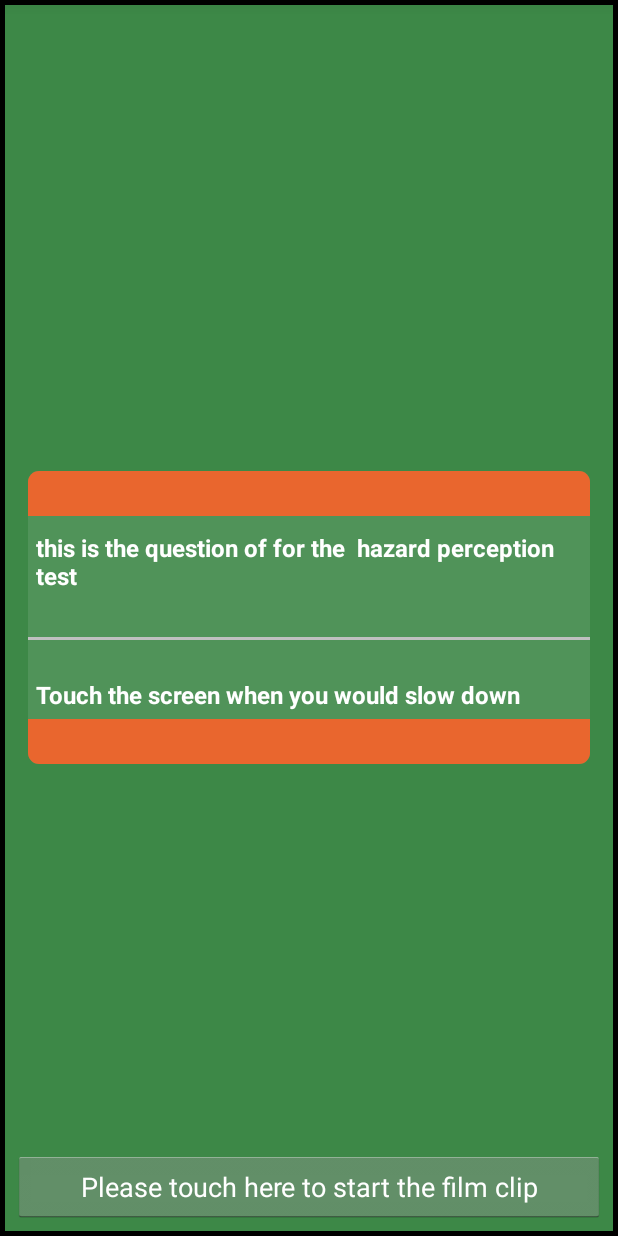
After one commit to husnain446/hazardperception, an Android app: the VideoPlayActivity screen opened directly, with no data from a screen before it, on a phone screen of 412 x 824 dp. The commit adds this screen. Run offline under Robolectric (Android 15) with nearby library versions, the phone set to English and light mode, and no system bars.

Commit message:
setup question WIP

```diff
--- a/app/src/main/AndroidManifest.xml
+++ b/app/src/main/AndroidManifest.xml
@@ -16,7 +16,7 @@
                 <category android:name="android.intent.category.LAUNCHER" />
             </intent-filter>
         </activity>
-        <activity android:name=".TestActivity"/>
+        <activity android:name=".VideoPlayActivity" android:theme="@style/NoActionBar"/>
     </application>
 
 </manifest>
--- a/app/src/main/java/com/byteshaft/hazardperceptiontest/Data.java
+++ b/app/src/main/java/com/byteshaft/hazardperceptiontest/Data.java
@@ -16,7 +16,7 @@ public class Data {
         sQuestionsArray = new ArrayList<>();
         sAnswerHashMap = new HashMap<>();
         addQuestionsData();
-        TestActivity.setUpQuestionsData(sQuestionsArray, sAnswerHashMap);
+        VideoPlayActivity.setUpQuestionsData(sQuestionsArray, sAnswerHashMap);
     }
 
     public static void addQuestionsData() {
--- a/app/src/main/java/com/byteshaft/hazardperceptiontest/MainActivity.java
+++ b/app/src/main/java/com/byteshaft/hazardperceptiontest/MainActivity.java
@@ -22,7 +22,7 @@ public class MainActivity extends Activity implements View.OnClickListener {
     public void onClick(View view) {
         switch (view.getId()) {
             case R.id.button:
-                startActivity(new Intent(getApplicationContext(), TestActivity.class));
+                startActivity(new Intent(getApplicationContext(), VideoPlayActivity.class));
                 break;
         }
     }
--- a/app/src/main/java/com/byteshaft/hazardperceptiontest/TestActivity.java
+++ /dev/null
@@ -1,51 +0,0 @@
-package com.byteshaft.hazardperceptiontest;
-
-import android.app.Activity;
-import android.media.MediaPlayer;
-import android.net.Uri;
-import android.os.Bundle;
-import android.util.Log;
-import android.widget.VideoView;
-
-import java.util.ArrayList;
-import java.util.HashMap;
-
-public class TestActivity extends Activity implements MediaPlayer.OnPreparedListener,
-        MediaPlayer.OnCompletionListener {
-
-    private VideoView mVideoView;
-    private static HashMap<String, String[]> answersData;
-    private static ArrayList<String> questionsArray;
-
-    public static void setUpQuestionsData(ArrayList<String> arrayList, HashMap<String,
-            String[]> answers) {
-        answersData = new HashMap<>();
-        questionsArray = new ArrayList<>();
-        answersData = answers;
-        questionsArray = arrayList;
-    }
-
-    @Override
-    protected void onCreate(Bundle savedInstanceState) {
-        super.onCreate(savedInstanceState);
-        setContentView(R.layout.layout_test_activity);
-        mVideoView = (VideoView) findViewById(R.id.videoView);
-        mVideoView.setOnPreparedListener(this);
-        mVideoView.setOnCompletionListener(this);
-        String path = "android.resource://" + getPackageName() + "/" + R.raw.question_1;
-        Log.i("TAG", "path " + path);
-        mVideoView.setVideoURI(Uri.parse(path));
-        mVideoView.seekTo(100);
-    }
-
-    @Override
-    public void onPrepared(MediaPlayer mediaPlayer) {
-        mediaPlayer.start();
-
-    }
-
-    @Override
-    public void onCompletion(MediaPlayer mediaPlayer) {
-
-    }
-}
--- /dev/null
+++ b/app/src/main/java/com/byteshaft/hazardperceptiontest/VideoPlayActivity.java
@@ -0,0 +1,130 @@
+package com.byteshaft.hazardperceptiontest;
+
+import android.app.Activity;
+import android.media.MediaPlayer;
+import android.net.Uri;
+import android.os.Bundle;
+import android.util.Log;
+import android.view.View;
+import android.view.animation.Animation;
+import android.view.animation.AnimationUtils;
+import android.widget.Button;
+import android.widget.RelativeLayout;
+import android.widget.TextView;
+import android.widget.VideoView;
+
+import java.util.ArrayList;
+import java.util.HashMap;
+
+public class VideoPlayActivity extends Activity implements MediaPlayer.OnPreparedListener,
+        MediaPlayer.OnCompletionListener, View.OnClickListener {
+
+    private VideoView mVideoView;
+    private TextView question;
+    private Button playClip;
+    private RelativeLayout relativeLayout;
+    private static HashMap<String, String[]> answersData;
+    private static ArrayList<String> questionsArray;
+    private RelativeLayout videoLayout;
+
+    public static void setUpQuestionsData(ArrayList<String> arrayList, HashMap<String,
+            String[]> answers) {
+        answersData = new HashMap<>();
+        questionsArray = new ArrayList<>();
+        answersData = answers;
+        questionsArray = arrayList;
+    }
+
+    @Override
+    protected void onCreate(Bundle savedInstanceState) {
+        super.onCreate(savedInstanceState);
+        setContentView(R.layout.layout_test_activity);
+        question = (TextView) findViewById(R.id.question);
+        relativeLayout = (RelativeLayout) findViewById(R.id.question_layout);
+        playClip = (Button) findViewById(R.id.start_film);
+        playClip.setOnClickListener(this);
+        videoLayout = (RelativeLayout) findViewById(R.id.video_layout);
+    }
+
+    private void playVideo() {
+        mVideoView = (VideoView) findViewById(R.id.videoView);
+        mVideoView.setOnPreparedListener(this);
+        mVideoView.setOnCompletionListener(this);
+        String path = "android.resource://" + getPackageName() + "/" + R.raw.question_1;
+        Log.i("TAG", "path " + path);
+        mVideoView.setVideoURI(Uri.parse(path));
+        mVideoView.seekTo(100);
+    }
+
+    @Override
+    public void onPrepared(MediaPlayer mediaPlayer) {
+        mediaPlayer.start();
+
+    }
+
+    @Override
+    public void onCompletion(MediaPlayer mediaPlayer) {
+
+    }
+
+    @Override
+    public void onClick(View view) {
+        switch (view.getId()) {
+            case R.id.start_film:
+                Log.i("TAG", "click");
+                slideUp();
+//                showVideoView();
+                break;
+        }
+    }
+
+    private void slideUp() {
+
+        Animation slideUp = AnimationUtils.loadAnimation(getApplicationContext(),
+                R.anim.slide_down);
+       slideUp.setAnimationListener(new Animation.AnimationListener() {
+           @Override
+           public void onAnimationStart(Animation animation) {
+
+           }
+
+           @Override
+           public void onAnimationEnd(Animation animation) {
+               Log.i("TAG", "ended");
+               relativeLayout.setVisibility(View.GONE);
+               showVideoView();
+
+           }
+
+           @Override
+           public void onAnimationRepeat(Animation animation) {
+
+           }
+       });
+        relativeLayout.startAnimation(slideUp);
+    }
+
+    private void showVideoView() {
+        Animation slideUp = AnimationUtils.loadAnimation(getApplicationContext(),
+                R.anim.slide_up);
+        slideUp.setAnimationListener(new Animation.AnimationListener() {
+            @Override
+            public void onAnimationStart(Animation animation) {
+
+            }
+
+            @Override
+            public void onAnimationEnd(Animation animation) {
+                videoLayout.setVisibility(View.VISIBLE);
+                playVideo();
+
+            }
+
+            @Override
+            public void onAnimationRepeat(Animation animation) {
+
+            }
+        });
+        videoLayout.startAnimation(slideUp);
+    }
+}
--- /dev/null
+++ b/app/src/main/res/drawable/bottom_round.xml
@@ -0,0 +1,8 @@
+<?xml version="1.0" encoding="UTF-8"?>
+<shape xmlns:android="http://schemas.android.com/apk/res/android"
+    android:shape="rectangle">
+    <solid android:color="@color/colorOrange"/>
+    <corners
+        android:bottomLeftRadius="7dip"
+        android:bottomRightRadius="7dip" />
+</shape>
--- /dev/null
+++ b/app/src/main/res/drawable/round_shape.xml
@@ -0,0 +1,9 @@
+<?xml version="1.0" encoding="UTF-8"?>
+<shape xmlns:android="http://schemas.android.com/apk/res/android"
+    android:shape="rectangle">
+    <solid android:color="#509359"/>
+    <corners android:bottomLeftRadius="7dip"
+        android:topRightRadius="7dip"
+        android:topLeftRadius="7dip"
+        android:bottomRightRadius="7dip" />
+</shape>
--- /dev/null
+++ b/app/src/main/res/drawable/up_orange.xml
@@ -0,0 +1,8 @@
+<?xml version="1.0" encoding="UTF-8"?>
+<shape xmlns:android="http://schemas.android.com/apk/res/android"
+    android:shape="rectangle">
+    <solid android:color="@color/colorOrange"/>
+    <corners
+        android:topRightRadius="7dip"
+        android:topLeftRadius="7dip" />
+</shape>
--- a/app/src/main/res/layout/activity_main.xml
+++ b/app/src/main/res/layout/activity_main.xml
@@ -32,7 +32,7 @@
             android:textSize="20sp"
             android:layout_marginTop="10dp"
             android:layout_margin="5dp"
-            android:text="to the hazard Preception Test"
+            android:text="To The Hazard Perception Test"
             android:textColor="@android:color/white"
             android:layout_width="match_parent"
             android:layout_height="wrap_content"
--- a/app/src/main/res/layout/layout_test_activity.xml
+++ b/app/src/main/res/layout/layout_test_activity.xml
@@ -1,13 +1,100 @@
 <?xml version="1.0" encoding="utf-8"?>
 <RelativeLayout xmlns:android="http://schemas.android.com/apk/res/android"
     android:layout_width="match_parent"
-    android:layout_height="match_parent">
+    android:layout_height="match_parent"
+    android:background="@android:color/black">
+
+    <RelativeLayout
+        android:id="@+id/question_layout"
+        android:layout_width="match_parent"
+        android:layout_height="match_parent"
+        android:padding="5dp"
+        android:visibility="visible"
+        android:layout_margin="3dp"
+        android:background="@color/green_color">
+
+        <RelativeLayout
+            android:layout_width="wrap_content"
+            android:layout_height="wrap_content"
+            android:id="@+id/main_layout"
+            android:layout_margin="10dp"
+            android:background="@drawable/round_shape"
+            android:layout_centerInParent="true">
+
+            <View
+                android:layout_width="match_parent"
+                android:layout_height="30dp"
+                android:padding="5dp"
+                android:id="@+id/up_orange"
+                android:background="@drawable/up_orange"/>
+
+            <TextView
+                android:id="@+id/question"
+                android:layout_marginTop="10dp"
+                android:layout_marginLeft="5dp"
+                android:layout_marginRight="5dp"
+                android:textColor="@android:color/white"
+                android:layout_below="@id/up_orange"
+                android:layout_marginBottom="30dp"
+                android:textSize="16sp"
+                android:textStyle="bold"
+                android:text="this is the question of for the  hazard perception test "
+                android:layout_width="wrap_content"
+                android:layout_height="wrap_content" />
+
+            <View
+                android:layout_width="match_parent"
+                android:layout_height="2dp"
+                android:layout_below="@id/question"
+                android:padding="5dp"
+                android:id="@+id/view"
+                android:background="#c0c0c0"/>
+
+            <TextView
+                android:id="@+id/msg"
+                android:layout_width="wrap_content"
+                android:layout_height="wrap_content"
+                android:textSize="16sp"
+                android:textStyle="bold"
+                android:layout_marginTop="20dp"
+                android:gravity="center_horizontal"
+                android:layout_below="@id/view"
+                android:padding="5dp"
+                android:text="@string/touch_screen_to_slow"
+                android:textColor="@android:color/white"/>
+
+            <View
+                android:layout_width="match_parent"
+                android:layout_height="30dp"
+                android:layout_below="@+id/msg"
+                android:padding="5dp"
+                android:id="@+id/bottom_orange"
+                android:background="@drawable/bottom_round"/>
+
+
+        </RelativeLayout>
+
+        <Button
+            android:id="@+id/start_film"
+            android:text="@string/film_clip"
+            android:textColor="@android:color/white"
+            android:layout_width="match_parent"
+            android:layout_height="wrap_content"
+            android:layout_alignParentBottom="true"/>
+    </RelativeLayout>
+
+    <RelativeLayout
+        android:id="@+id/video_layout"
+        android:visibility="gone"
+        android:layout_width="match_parent"
+        android:layout_height="match_parent">
 
     <VideoView
-        android:layout_width="wrap_content"
-        android:layout_height="wrap_content"
+        android:layout_width="match_parent"
+        android:layout_height="match_parent"
         android:id="@+id/videoView"
-        android:layout_marginBottom="150dp"
         android:layout_alignParentTop="true"
         android:layout_centerHorizontal="true" />
+
+    </RelativeLayout>
 </RelativeLayout>
--- a/app/src/main/res/values/colors.xml
+++ b/app/src/main/res/values/colors.xml
@@ -4,4 +4,5 @@
     <color name="colorPrimaryDark">#303F9F</color>
     <color name="colorAccent">#1961AB</color>
     <color name="colorOrange">#E9662E</color>
+    <color name="green_color">#3D8847</color>
 </resources>
--- a/app/src/main/res/values/strings.xml
+++ b/app/src/main/res/values/strings.xml
@@ -2,5 +2,7 @@
     <string name="app_name">HazardPerceptionTest</string>
     <string name="hpt">The Hazard Perception Test called the HPT for short , aims to access your ability to
     detect and respond to hazard when driving.</string>
-    <string name="touch_to_continue">please touch here to continue</string>
+    <string name="touch_to_continue">Please touch here to continue</string>
+    <string name="touch_screen_to_slow">Touch the screen when you would slow down</string>
+    <string name="film_clip">Please touch here to start the film clip</string>
 </resources>
```
Also changed, not shown: app/src/main/res/anim/slide_down.xml (added, +8 -0 lines), app/src/main/res/anim/slide_up.xml (added, +8 -0 lines).
